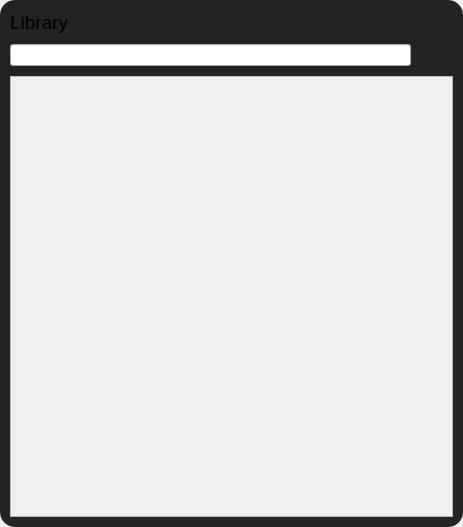
MilanJzo/eda-mp3, file src/frontend/library.ui: the form before one commit.
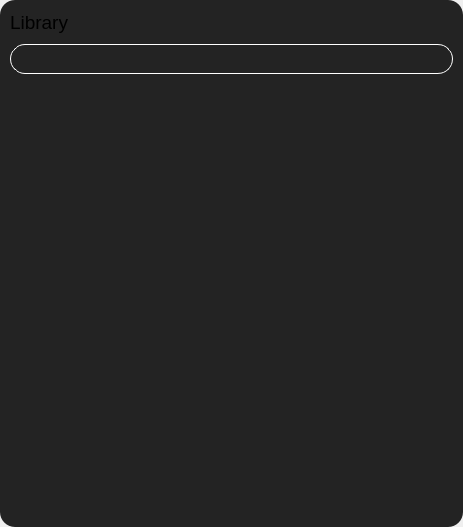
The form after the commit. Icons and pictures are not drawn.

```diff
--- a/src/frontend/library.ui
+++ b/src/frontend/library.ui
@@ -32,19 +32,16 @@
    <item>
     <widget class="QWidget" name="content" native="true">
      <property name="styleSheet">
-      <string notr="true">#content {
-	border-radius: 15px;
-	background-color: rgb(35, 35, 35);
-}
-
-#content QPushButton {
-	border: none;
+      <string notr="true">* {
 	background-color: rgb(35, 35, 35);
 }
 
 #content {
+	border-radius: 15px;
+}
+
+#content QPushButton, #scrollArea {
 	border: none;
-	background-color: rgb(35, 35, 35);
 }</string>
      </property>
      <layout class="QVBoxLayout" name="contentLayout">
@@ -106,24 +103,43 @@
       </item>
       <item>
        <widget class="QWidget" name="search" native="true">
+        <property name="minimumSize">
+         <size>
+          <width>0</width>
+          <height>30</height>
+         </size>
+        </property>
+        <property name="styleSheet">
+         <string notr="true">#search {
+	border: 1px solid rgb(255, 255, 255) ;
+	border-radius: 15px;
+}</string>
+        </property>
         <layout class="QHBoxLayout" name="searchLayout">
          <property name="spacing">
           <number>10</number>
          </property>
          <property name="leftMargin">
-          <number>0</number>
+          <number>5</number>
          </property>
          <property name="topMargin">
-          <number>0</number>
+          <number>5</number>
          </property>
          <property name="rightMargin">
-          <number>0</number>
+          <number>5</number>
          </property>
          <property name="bottomMargin">
-          <number>0</number>
+          <number>5</number>
          </property>
          <item>
-          <widget class="QLineEdit" name="searchInput"/>
+          <widget class="QLineEdit" name="searchInput">
+           <property name="styleSheet">
+            <string notr="true">#searchInput {
+	border: none;
+	border-radius: 15px;
+}</string>
+           </property>
+          </widget>
          </item>
          <item>
           <widget class="QPushButton" name="searchButton">
@@ -148,8 +164,8 @@
           <rect>
            <x>0</x>
            <y>0</y>
-           <width>441</width>
-           <height>432</height>
+           <width>443</width>
+           <height>429</height>
           </rect>
          </property>
         </widget>
```
